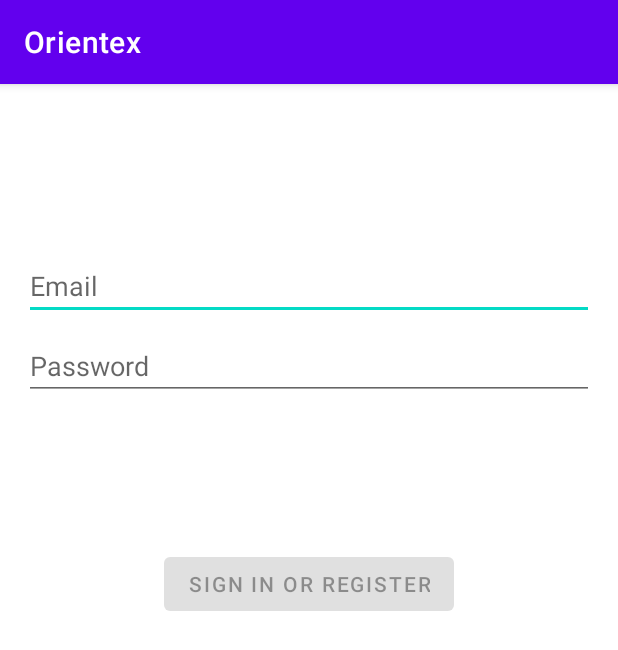
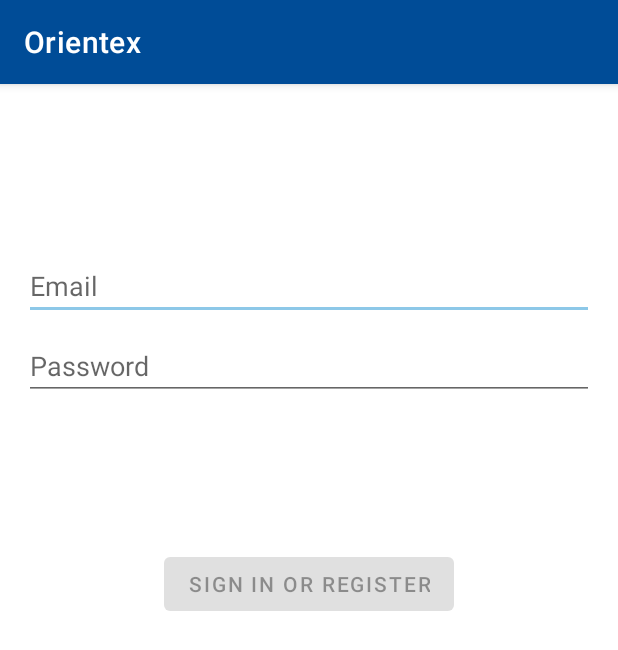
Before and after one commit to SauterBenjamin/Orientex_V2, an Android app: the screen it shows after launch (LoginActivity), on a phone screen of 412 x 824 dp. Shown: the top 650 px of the screen. Run offline under Robolectric (Android 15) with nearby library versions, the phone set to English and light mode, and no system bars.

Commit message:
added UWF colors, and linke signin button to next activity

```diff
--- a/app/src/main/java/com/example/orientex/ui/login/LoginActivity.kt
+++ b/app/src/main/java/com/example/orientex/ui/login/LoginActivity.kt
@@ -1,6 +1,7 @@
 package com.example.orientex.ui.login
 
 import android.app.Activity
+import android.content.Intent
 import androidx.lifecycle.Observer
 import androidx.lifecycle.ViewModelProvider
 import android.os.Bundle
@@ -8,10 +9,13 @@ import androidx.annotation.StringRes
 import androidx.appcompat.app.AppCompatActivity
 import android.text.Editable
 import android.text.TextWatcher
+import android.view.Gravity
 import android.view.View
 import android.view.inputmethod.EditorInfo
+import android.widget.Button
 import android.widget.EditText
 import android.widget.Toast
+import com.example.orientex.IntroActivity
 import com.example.orientex.databinding.ActivityLoginBinding
 
 import com.example.orientex.R
--- a/app/src/main/res/values/colors.xml
+++ b/app/src/main/res/values/colors.xml
@@ -7,4 +7,8 @@
     <color name="teal_700">#FF018786</color>
     <color name="black">#FF000000</color>
     <color name="white">#FFFFFFFF</color>
+    <color name="uwf_blue">#004c97</color>
+    <color name="uwf_green">#007A33</color>
+    <color name="nautilus_blue">#009cde</color>
+    <color name="luna_blue">#8dc8e8</color>
 </resources>
--- a/app/src/main/res/values/themes.xml
+++ b/app/src/main/res/values/themes.xml
@@ -2,12 +2,12 @@
     <!-- Base application theme. -->
     <style name="Theme.Orientex" parent="Theme.MaterialComponents.DayNight.DarkActionBar">
         <!-- Primary brand color. -->
-        <item name="colorPrimary">@color/purple_500</item>
-        <item name="colorPrimaryVariant">@color/purple_700</item>
+        <item name="colorPrimary">@color/uwf_blue</item>
+        <item name="colorPrimaryVariant">@color/uwf_blue</item>
         <item name="colorOnPrimary">@color/white</item>
         <!-- Secondary brand color. -->
-        <item name="colorSecondary">@color/teal_200</item>
-        <item name="colorSecondaryVariant">@color/teal_700</item>
+        <item name="colorSecondary">@color/luna_blue</item>
+        <item name="colorSecondaryVariant">@color/luna_blue</item>
         <item name="colorOnSecondary">@color/black</item>
         <!-- Status bar color. -->
         <item name="android:statusBarColor">?attr/colorPrimaryVariant</item>
```
